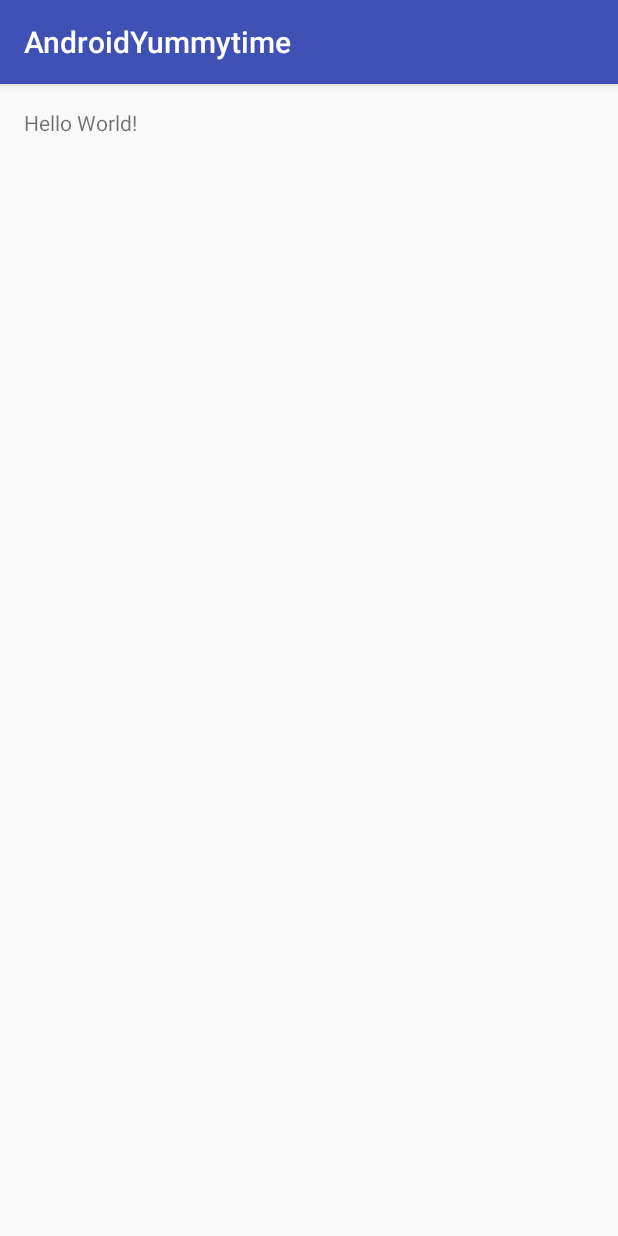
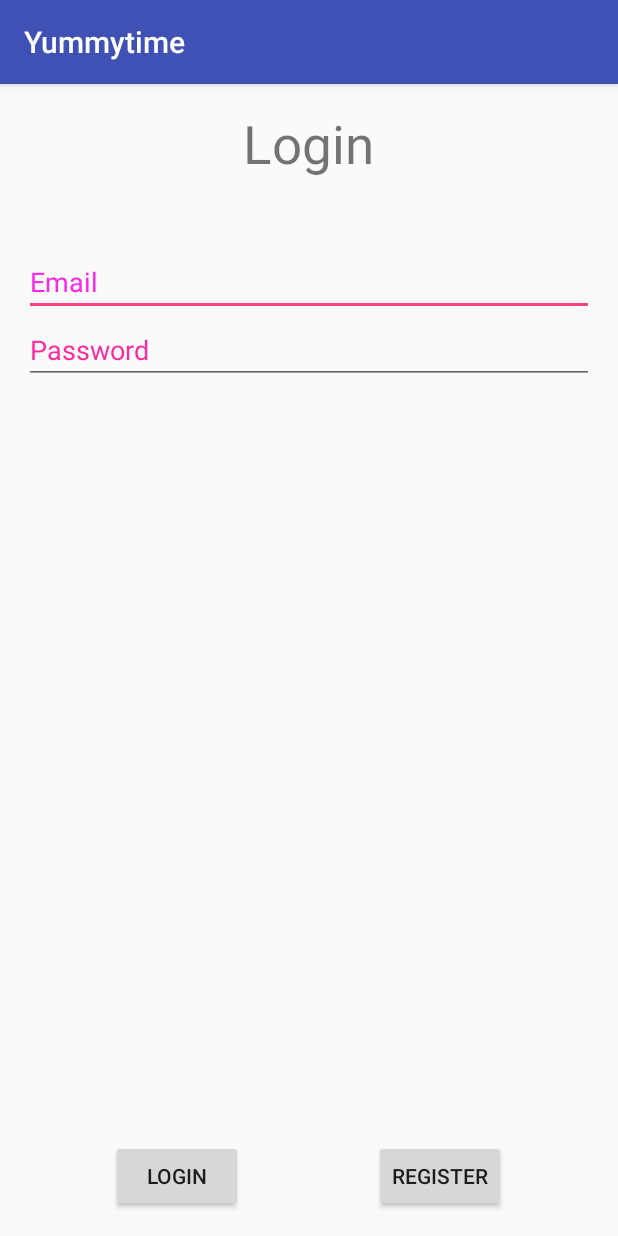
Before and after one commit to LouisLoode/android-yummytime, an Android app: the screen it shows after launch (MainActivity before the commit, LoginActivity after it), on a phone screen of 412 x 824 dp. Run offline under Robolectric (Android 15) with nearby library versions, the phone set to English and light mode, and no system bars.

Commit message:
Add login and register screens

```diff
--- a/app/build.gradle
+++ b/app/build.gradle
@@ -4,7 +4,7 @@ android {
     compileSdkVersion 25
     buildToolsVersion "25.0.0"
     defaultConfig {
-        applicationId "com.example.louisloode.androidyummytime"
+        applicationId "me.yummyti.yummytime"
         minSdkVersion 19
         targetSdkVersion 25
         versionCode 1
--- a/app/src/main/java/com/example/louisloode/androidyummytime/MainActivity.java
+++ /dev/null
@@ -1,13 +0,0 @@
-package com.example.louisloode.androidyummytime;
-
-import android.support.v7.app.AppCompatActivity;
-import android.os.Bundle;
-
-public class MainActivity extends AppCompatActivity {
-
-    @Override
-    protected void onCreate(Bundle savedInstanceState) {
-        super.onCreate(savedInstanceState);
-        setContentView(R.layout.activity_main);
-    }
-}
--- /dev/null
+++ b/app/src/main/java/me/yummyti/yummytime/LoginActivity.java
@@ -0,0 +1,81 @@
+package me.yummyti.yummytime;
+
+import android.support.v7.app.AppCompatActivity;
+import android.os.Bundle;
+import android.content.Context;
+import android.content.Intent;
+import android.view.View;
+
+import android.widget.Button;
+import android.widget.EditText;
+import android.widget.TextView;
+public class LoginActivity extends AppCompatActivity  {
+    Button loginButton;
+    Button registerButton;
+    EditText ed1,ed2;
+
+    TextView tx1;
+    //int counter = 3;
+
+    @Override
+    protected void onCreate(Bundle savedInstanceState) {
+        super.onCreate(savedInstanceState);
+        setContentView(R.layout.activity_login);
+
+        loginButton = (Button)findViewById(R.id.loginButton);
+        ed1 = (EditText)findViewById(R.id.emailAdress);
+        ed2 = (EditText)findViewById(R.id.password);
+
+        registerButton = (Button)findViewById(R.id.registerButton);
+        //tx1.setVisibility(View.GONE);
+
+        final Context context = this;
+
+
+        loginButton.setOnClickListener(new View.OnClickListener() {
+            @Override
+            public void onClick(View v) {
+
+                /*if(ed1.getText().toString().equals("admin") &&
+                        ed2.getText().toString().equals("admin")) {
+                    Toast.makeText(getApplicationContext(),
+                            "Redirecting...",Toast.LENGTH_SHORT).show();
+                }else{
+                    Toast.makeText(getApplicationContext(), "Wrong  Credentials",Toast.LENGTH_SHORT).show();
+
+                    tx1.setVisibility(View.VISIBLE);
+                    tx1.setBackgroundColor(Color.RED);
+                    counter--;
+                    tx1.setText(Integer.toString(counter));
+
+                    if (counter == 0) {
+                        loginButton.setEnabled(false);
+                    }
+                }*/
+
+
+                //Intent intent = new Intent(context, HomeActivity.class);
+                //startActivity(intent);
+
+
+
+            }
+        });
+
+        registerButton.setOnClickListener(new View.OnClickListener() {
+
+            @Override
+            public void onClick(View arg0) {
+
+                Intent intent = new Intent(context, RegisterActivity.class);
+                startActivity(intent);
+
+            }
+
+        });
+
+
+
+
+    }
+}
--- /dev/null
+++ b/app/src/main/java/me/yummyti/yummytime/SplashActivity.java
@@ -0,0 +1,37 @@
+package me.yummyti.yummytime;
+
+import android.app.Activity;
+import android.content.Intent;
+import android.os.Bundle;
+import android.os.Handler;
+
+public class SplashActivity extends Activity {
+
+    // Splash screen timer
+    private static int SPLASH_TIME_OUT = 2500;
+
+    @Override
+    protected void onCreate(Bundle savedInstanceState) {
+        super.onCreate(savedInstanceState);
+        setContentView(R.layout.activity_splash_screen);
+
+        new Handler().postDelayed(new Runnable() {
+
+            /*
+             * Showing splash screen with a timer. This will be useful when you
+             * want to show case your app logo / company
+             */
+
+            @Override
+            public void run() {
+                // This method will be executed once the timer is over
+                // Start your app main activity
+                Intent i = new Intent(SplashActivity.this, LoginActivity.class);
+                startActivity(i);
+
+                // close this activity
+                finish();
+            }
+        }, SPLASH_TIME_OUT);
+    }
+}
--- /dev/null
+++ b/app/src/main/res/layout/activity_login.xml
@@ -0,0 +1,64 @@
+<?xml version = "1.0" encoding = "utf-8"?>
+<RelativeLayout xmlns:android = "http://schemas.android.com/apk/res/android"
+    xmlns:tools = "http://schemas.android.com/tools" android:layout_width="match_parent"
+    android:layout_height = "match_parent" android:paddingLeft= "@dimen/activity_horizontal_margin"
+    android:paddingRight = "@dimen/activity_horizontal_margin"
+    android:paddingTop = "@dimen/activity_vertical_margin"
+    android:paddingBottom = "@dimen/activity_vertical_margin" tools:context = ".LoginActivity">
+
+    <TextView android:text = "Login" android:layout_width="wrap_content"
+        android:layout_height = "wrap_content"
+        android:id = "@+id/textview"
+        android:textSize = "35dp"
+        android:layout_alignParentTop = "true"
+        android:layout_centerHorizontal = "true" />
+
+    <EditText
+        android:layout_width = "wrap_content"
+        android:layout_height = "wrap_content"
+        android:inputType= "textEmailAddress"
+        android:id = "@+id/emailAdress"
+        android:hint = "Email"
+        android:focusable = "true"
+        android:textColorHighlight = "#ff7eff15"
+        android:textColorHint = "#ffff25e6"
+        android:layout_marginTop = "46dp"
+        android:layout_below = "@+id/textview"
+        android:layout_alignParentLeft = "true"
+        android:layout_alignParentStart = "true"
+        android:layout_alignParentRight = "true"
+        android:layout_alignParentEnd = "true" />
+
+    <EditText
+        android:layout_width="wrap_content"
+        android:layout_height="wrap_content"
+        android:inputType="textPassword"
+        android:ems="10"
+        android:id="@+id/password"
+        android:layout_below="@+id/emailAdress"
+        android:layout_alignParentLeft = "true"
+        android:layout_alignParentStart = "true"
+        android:layout_alignParentRight = "true"
+        android:layout_alignParentEnd = "true"
+        android:textColorHint="#ffff299f"
+        android:hint="Password" />
+
+    <Button
+        android:layout_width="wrap_content"
+        android:layout_height="wrap_content"
+        android:text="login"
+        android:id="@+id/loginButton"
+        android:layout_alignParentBottom="true"
+        android:layout_toLeftOf="@+id/textview"
+        android:layout_toStartOf="@+id/textview" />
+
+    <Button
+        android:layout_width="wrap_content"
+        android:layout_height="wrap_content"
+        android:text="@string/register"
+        android:id="@+id/registerButton"
+        android:layout_alignParentBottom="true"
+        android:layout_toRightOf="@+id/textview"
+        android:layout_toEndOf="@+id/textview" />
+
+</RelativeLayout>
--- a/app/src/main/res/layout/activity_main.xml
+++ /dev/null
@@ -1,17 +0,0 @@
-<?xml version="1.0" encoding="utf-8"?>
-<RelativeLayout xmlns:android="http://schemas.android.com/apk/res/android"
-    xmlns:tools="http://schemas.android.com/tools"
-    android:id="@+id/activity_main"
-    android:layout_width="match_parent"
-    android:layout_height="match_parent"
-    android:paddingBottom="@dimen/activity_vertical_margin"
-    android:paddingLeft="@dimen/activity_horizontal_margin"
-    android:paddingRight="@dimen/activity_horizontal_margin"
-    android:paddingTop="@dimen/activity_vertical_margin"
-    tools:context="com.example.louisloode.androidyummytime.MainActivity">
-
-    <TextView
-        android:layout_width="wrap_content"
-        android:layout_height="wrap_content"
-        android:text="Hello World!" />
-</RelativeLayout>
--- a/app/src/main/res/values/strings.xml
+++ b/app/src/main/res/values/strings.xml
@@ -1,3 +1,5 @@
 <resources>
-    <string name="app_name">AndroidYummytime</string>
+    <string name="app_name">Yummytime</string>
+    <string name="register">Register</string>
+    <string name="login">login</string>
 </resources>
```
Also changed, not shown: app/src/main/AndroidManifest.xml (+10 -3 lines), app/src/main/java/me/yummyti/yummytime/RegisterActivity.java (added, +61 -0 lines), app/src/main/res/layout/activity_register.xml (added, +92 -0 lines), app/src/main/res/layout/activity_splash_screen.xml (added, +17 -0 lines), 5 other files.
